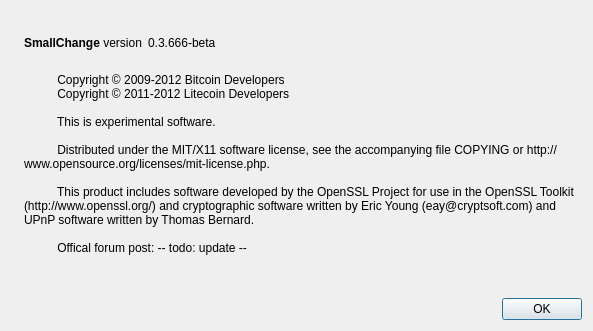
Above: src/qt/forms/aboutdialog.ui from dimacoin/dimacoin before the change. Below: the same form after it.
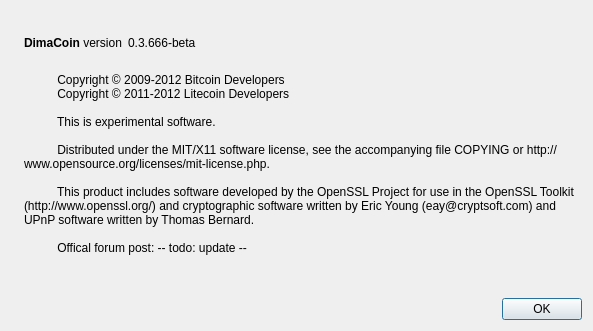
That is the form after the change. Icons and pictures are not drawn.

Patch:
```diff
--- a/src/qt/forms/aboutdialog.ui
+++ b/src/qt/forms/aboutdialog.ui
@@ -50,7 +50,7 @@
           <cursorShape>IBeamCursor</cursorShape>
          </property>
          <property name="text">
-          <string>&lt;b&gt;SmallChange&lt;/b&gt; version</string>
+          <string>&lt;b&gt;DimaCoin&lt;/b&gt; version</string>
          </property>
          <property name="textInteractionFlags">
           <set>Qt::LinksAccessibleByMouse|Qt::TextSelectableByKeyboard|Qt::TextSelectableByMouse</set>
```
Left out of the diff: 2 changed lines with no effect on the pictures.
